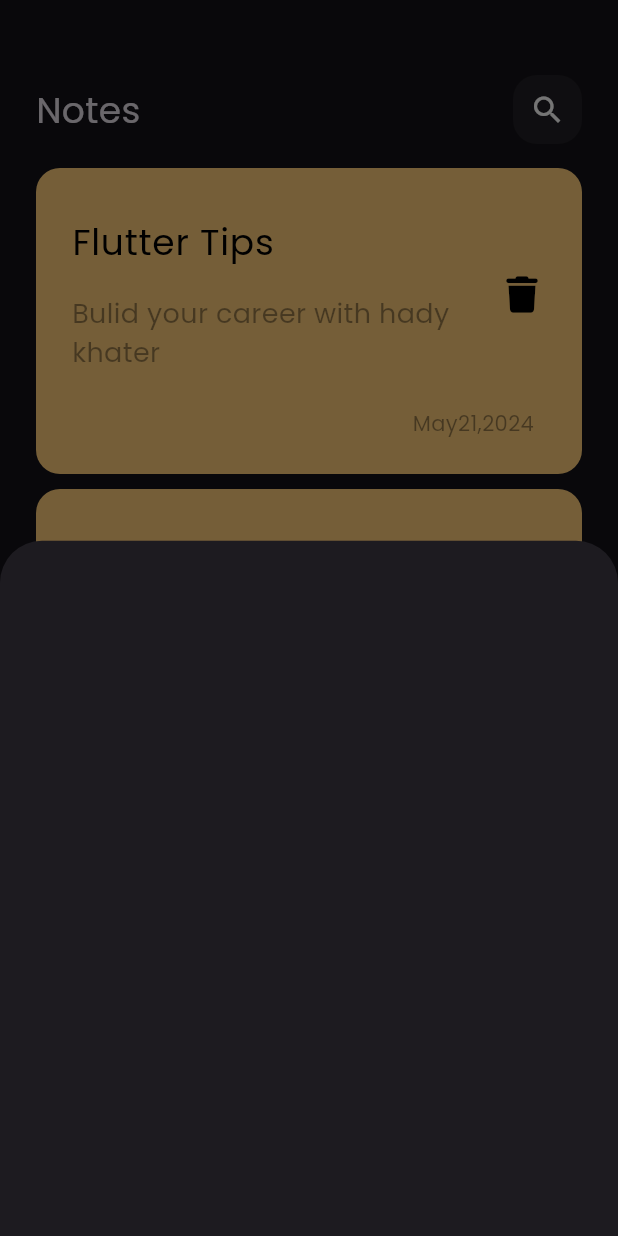
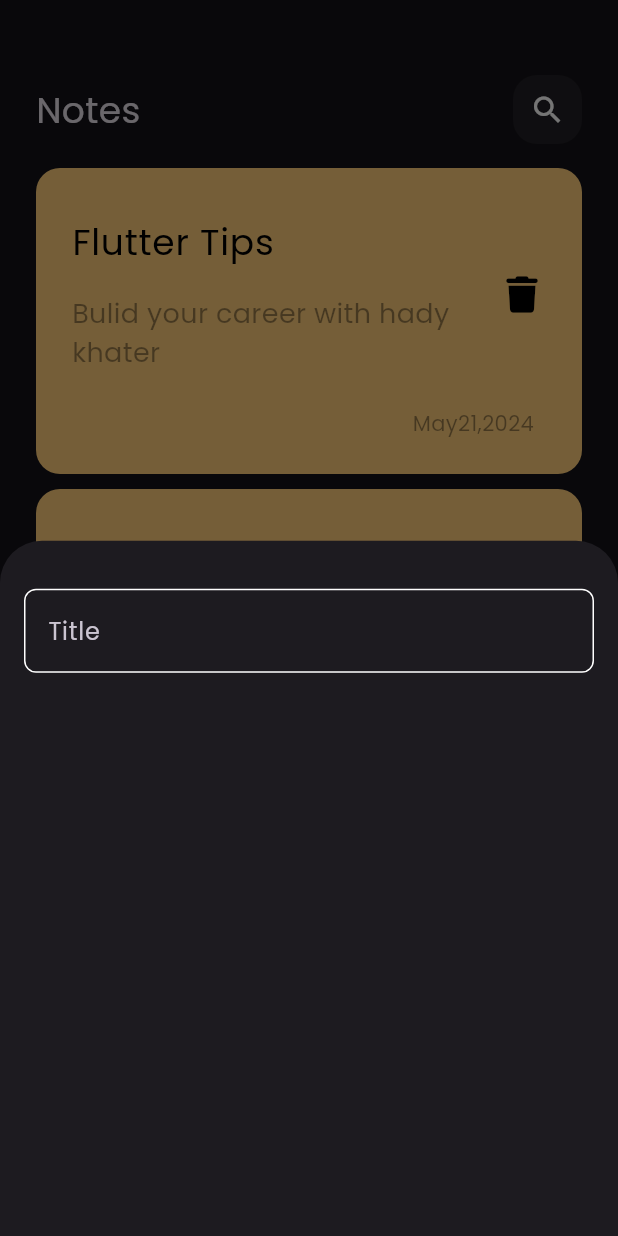
Before and after one commit to HadyKhater/notes_app, a Flutter app: the screen it shows after launch, after a tap on the "add" icon, on a phone screen of 412 x 824 dp. Run offline on Flutter 3.47's test engine with Material 3 defaults, Android fonts, the phone set to English and light mode, and no system bars; our stand-ins replace font_awesome_flutter.

Commit message:
create custom text field

```diff
--- /dev/null
+++ b/lib/constants.dart
@@ -0,0 +1,3 @@
+import 'package:flutter/material.dart';
+
+const kPrimaryColor= Color(0xff62FCD7);
--- a/lib/views/notes_view.dart
+++ b/lib/views/notes_view.dart
@@ -12,6 +12,9 @@ class NotesView extends StatelessWidget {
       floatingActionButton: FloatingActionButton(
         onPressed: () {
           showModalBottomSheet(
+            // shape: RoundedRectangleBorder(
+            //   borderRadius: BorderRadius.circular(16.0)
+            // ),
               context: (context),
               builder: (context) {
                 return const AddNoteBottomSheet();
--- a/lib/views/widget/add_note_buttom_sheet.dart
+++ b/lib/views/widget/add_note_buttom_sheet.dart
@@ -1,10 +1,36 @@
 import 'package:flutter/material.dart';
+import 'package:notes_app/constants.dart';
 
 class AddNoteBottomSheet extends StatelessWidget {
   const AddNoteBottomSheet({super.key});
 
   @override
   Widget build(BuildContext context) {
-    return Container();
+    return Padding(
+      padding: const EdgeInsets.symmetric(horizontal: 16.0),
+      child: Column(
+        children: [
+          const SizedBox(
+            height: 32,
+          ),
+          TextField(
+            cursorColor: kPrimaryColor,
+            decoration: InputDecoration(
+              hintText: 'Title',
+              border: buildBorder(),
+              enabledBorder: buildBorder(),
+              focusedBorder: buildBorder(kPrimaryColor),
+            ),
+          ),
+        ],
+      ),
+    );
   }
 }
+
+OutlineInputBorder buildBorder([color]) {
+  return OutlineInputBorder(
+    borderRadius: BorderRadius.circular(8.0),
+    borderSide: BorderSide(color: color ?? Colors.white),
+  );
+}
```
